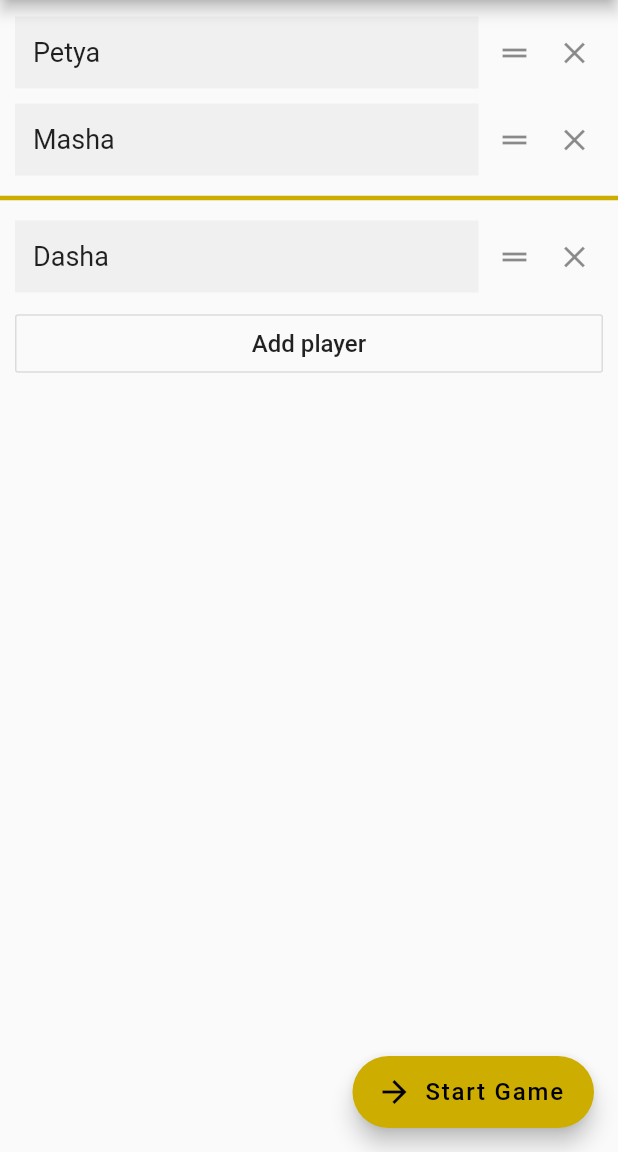
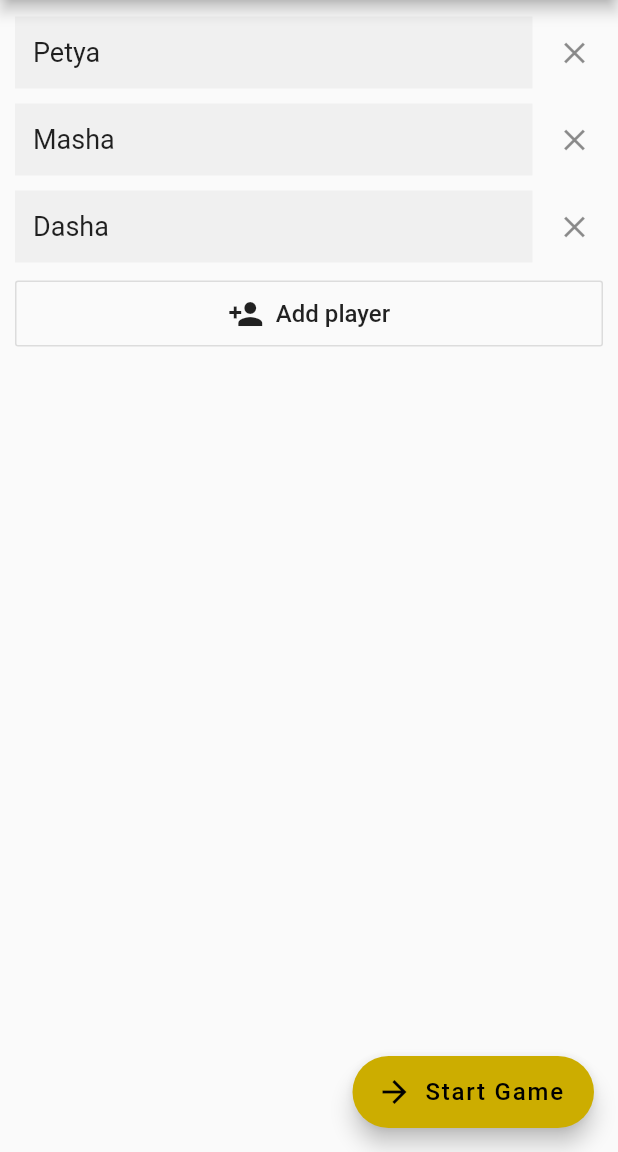
Before and after one commit to amatveiakin/hat-game, a Flutter app: the ConfigView screen opened directly, tab 2 chosen, after a tap on the "clear" icon, on a phone screen of 412 x 824 dp, the part 84-1236 px from its top. Run offline on Flutter 3.47's test engine with Material 2 defaults, Android fonts, the phone set to English and light mode, and no system bars; our stand-ins replace outline_material_icons; missing offline and left inert: russian_words.

Commit message:
Sync player editor with teaming config.

```diff
--- a/lib/assertion.dart
+++ b/lib/assertion.dart
@@ -28,11 +28,24 @@ class Assert {
     }
   }
 
+  static fail(String message,
+      {AssertInRelease inRelease = defaultReleaseBehavior}) {
+    holds(false, message: message, inRelease: inRelease);
+  }
+
   static eq<T>(T a, T b,
       {String message, AssertInRelease inRelease = defaultReleaseBehavior}) {
     holds(a == b,
         message:
             _combineMessages(message, a.toString() + ' == ' + b.toString()),
+        inRelease: inRelease);
+  }
+
+  static ne<T>(T a, T b,
+      {String message, AssertInRelease inRelease = defaultReleaseBehavior}) {
+    holds(a != b,
+        message:
+            _combineMessages(message, a.toString() + ' != ' + b.toString()),
         inRelease: inRelease);
   }
 
--- a/lib/config_view.dart
+++ b/lib/config_view.dart
@@ -1,4 +1,5 @@
 import 'package:flutter/material.dart';
+import 'package:hatgame/assertion.dart';
 import 'package:hatgame/game_config.dart';
 import 'package:hatgame/game_view.dart';
 import 'package:hatgame/player_config_view.dart';
@@ -18,7 +19,7 @@ class _ConfigViewState extends State<ConfigView>
   final tabs = <Tab>[
     Tab(
       text: 'Teaming',
-      // TODO: Add arrows (or several group of people)
+      // TODO: Add arrows / several groups of people / gearwheel.
       icon: Icon(Icons.people),
     ),
     Tab(
@@ -37,7 +38,7 @@ class _ConfigViewState extends State<ConfigView>
 
   final _rulesConfig = RulesConfig.dev();
   final _teamingConfig = TeamingConfig();
-  final List<String> _players = [];
+  var _playersConfig = IntermediatePlayersConfig.dev();
 
   TabController _tabController;
 
@@ -58,16 +59,21 @@ class _ConfigViewState extends State<ConfigView>
   }
 
   void _startGame() {
-    var settings = GameConfig.dev();
+    final settings = GameConfig();
+    settings.rules = _rulesConfig;
+    settings.teaming = _teamingConfig;
+    final PlayersConfig playersConfig = settings.players;
 
+    if (_playersConfig.players != null) {
+      final players = _playersConfig.players;
       // TODO: Use TeamingStrategy to check teaming validity.
-    if (_players.length < 2 || _players.length % 2 == 1) {
+      if (players.length < 2 || players.length % 2 == 1) {
         showDialog(
           context: context,
           // TODO: Add context or replace with a SnackBar.
           builder: (BuildContext context) {
             return AlertDialog(
-            title: Text('Invalid number of players: ${_players.length}'),
+              title: Text('Invalid number of players: ${players.length}'),
               actions: <Widget>[
                 FlatButton(
                   child: Text('I see'),
@@ -82,16 +88,18 @@ class _ConfigViewState extends State<ConfigView>
         _tabController.animateTo(playersTabIndex);
         return;
       }
-
-    final PlayersConfig playersConfig = settings.players;
       int playerIdx = 0;
       playersConfig.teamPlayers = [];
-    for (final player in _players) {
+      for (final player in players) {
         if (playerIdx % 2 == 0) {
           playersConfig.teamPlayers.add([]);
         }
         playersConfig.teamPlayers.last.add(player);
         playerIdx++;
+      }
+    } else {
+      Assert.holds(_playersConfig.teamPlayers != null);
+      playersConfig.teamPlayers = _playersConfig.teamPlayers;
     }
 
     // Hide virtual keyboard
@@ -116,12 +124,17 @@ class _ConfigViewState extends State<ConfigView>
       body: TabBarView(
         controller: _tabController,
         children: [
-          TeamingConfigView(config: _teamingConfig),
+          TeamingConfigView(
+            config: _teamingConfig,
+            onUpdate: (updater) => setState(() => updater()),
+          ),
           PlayersConfigView(
-            onPlayersUpdated: (List<String> newPlayers) {
-              _players.clear();
-              _players.addAll(newPlayers);
-            },
+            teamingConfig: _teamingConfig,
+            initialPlayersConfig: _playersConfig,
+            onPlayersUpdated: (IntermediatePlayersConfig newConfig) =>
+                setState(() {
+              _playersConfig = newConfig;
+            }),
           ),
           Center(child: Text('settings')),
         ],
--- a/lib/game_config.dart
+++ b/lib/game_config.dart
@@ -56,8 +56,4 @@ class GameConfig {
   RulesConfig rules;
   var teaming = TeamingConfig();
   var players = PlayersConfig();
-
-  // TODO: delete
-  GameConfig();
-  GameConfig.dev() : rules = RulesConfig.dev();
 }
--- a/lib/player_config_view.dart
+++ b/lib/player_config_view.dart
@@ -1,43 +1,153 @@
 import 'dart:math';
 
+import 'package:hatgame/assertion.dart';
+import 'package:hatgame/game_config.dart';
 import 'package:hatgame/theme.dart';
 import 'package:flutter/material.dart';
 
+class IntermediatePlayersConfig {
+  // One of the two is set depending on teaming config.
+  List<List<String>> teamPlayers;
+  List<String> players;
+
+  IntermediatePlayersConfig.nulls();
+  IntermediatePlayersConfig.defaults() : players = [];
+  // TODO: Delete before prod release.
+  IntermediatePlayersConfig.dev()
+      : players = ['Vasya', 'Petya', 'Masha', 'Dasha'];
+}
+
+bool _manualTeams(TeamingConfig teamingConfig) {
+  return teamingConfig.teamPlay && !teamingConfig.randomizeTeams;
+}
+
+bool _manualOrder(TeamingConfig teamingConfig) {
+  return !teamingConfig.randomizeTeams;
+}
+
+void _updateIntermediatePlayersConfig(
+    IntermediatePlayersConfig playersConfig, bool manualTeams) {
+  if (playersConfig.players != null) {
+    if (manualTeams) {
+      playersConfig.teamPlayers = [playersConfig.players];
+      playersConfig.players = null;
+    }
+  } else if (playersConfig.teamPlayers != null) {
+    if (!manualTeams) {
+      playersConfig.players =
+          playersConfig.teamPlayers.expand((t) => t).toList();
+      playersConfig.teamPlayers = null;
+    }
+  } else {
+    Assert.fail('IntermediatePlayersConfig not initialized');
+  }
+}
+
 class PlayersConfigView extends StatefulWidget {
-  final void Function(List<String>) onPlayersUpdated;
+  final bool manualTeams;
+  final bool manualOrder;
+  final IntermediatePlayersConfig initialPlayersConfig;
+  final void Function(IntermediatePlayersConfig) onPlayersUpdated;
 
-  PlayersConfigView({@required this.onPlayersUpdated});
+  PlayersConfigView(
+      {@required teamingConfig,
+      @required this.initialPlayersConfig,
+      @required this.onPlayersUpdated})
+      : this.manualTeams = _manualTeams(teamingConfig),
+        this.manualOrder = _manualOrder(teamingConfig);
 
   @override
   createState() => _PlayersConfigViewState();
 }
 
 class _PlayerData {
+  final bool isTeamDivider; // if true, other fields are meaningless
   String name;
-  TextEditingController controller = TextEditingController();
-  FocusNode focusNode = FocusNode();
+  final Key key;
+  final TextEditingController controller;
+  final FocusNode focusNode;
 
-  _PlayerData(this.name);
+  _PlayerData(this.name)
+      : this.isTeamDivider = false,
+        this.key = GlobalKey(),
+        this.controller = TextEditingController(),
+        this.focusNode = FocusNode();
+  _PlayerData.teamDivider()
+      : this.isTeamDivider = true,
+        this.key = null,
+        this.controller = null,
+        this.focusNode = null;
 
   void dispose() {
-    controller.dispose();
-    focusNode.dispose();
+    // TODO: Fix "The method 'findRenderObject' was called on null" and enable.
+    // controller?.dispose();
+    // focusNode?.dispose();
   }
 }
 
+// TODO: Consider making this widget stateless.
 class _PlayersConfigViewState extends State<PlayersConfigView> {
-  final _players = <_PlayerData>[];
+  final _playerItems = <_PlayerData>[];
   final _playersToDispose = <_PlayerData>[];
-  final List<Widget> _items = [];
+  bool _freezeUpdates = true;
+
+  get manualTeams => widget.manualTeams;
+  get manualOrder => widget.manualOrder;
+
+  void _generateInitialPlayerItems() {
+    final IntermediatePlayersConfig config = widget.initialPlayersConfig;
+    Assert.ne(config.teamPlayers == null, config.players == null);
+    // Conversion might be required is teaming config changed.
+    if (manualTeams) {
+      final teamPlayers =
+          (config.teamPlayers != null) ? config.teamPlayers : [config.players];
+      if (teamPlayers.isNotEmpty) {
+        for (final team in teamPlayers) {
+          if (_playerItems.isNotEmpty) {
+            _addDivider();
+          }
+          for (final p in team) {
+            _addPlayer(p, focus: false);
+          }
+        }
+      }
+    } else {
+      final players = (config.players != null)
+          ? config.players
+          : config.teamPlayers.expand((t) => t).toList();
+      for (final p in players) {
+        _addPlayer(p, focus: false);
+      }
+    }
+  }
 
   void _notifyPlayersUpdate() {
-    widget.onPlayersUpdated(_players.map((p) => p.name).toList());
+    if (_freezeUpdates) {
+      return;
+    }
+    final config = IntermediatePlayersConfig.nulls();
+    if (manualTeams) {
+      config.teamPlayers = [[]];
+      for (final p in _playerItems) {
+        if (p.isTeamDivider) {
+          config.teamPlayers.add([]);
+        } else {
+          config.teamPlayers.last.add(p.name);
+        }
+      }
+    } else {
+      config.players = _playerItems.map((p) {
+        Assert.holds(!p.isTeamDivider);
+        return p.name;
+      }).toList();
+    }
+    widget.onPlayersUpdated(config);
   }
 
   void _addPlayer(String name, {@required bool focus}) {
     setState(() {
       final playerData = _PlayerData(name);
-      playerData.controller.text = (name);
+      playerData.controller.text = name;
       playerData.controller.addListener(() {
         // Don't call setState, because TextField updates itself.
         playerData.name = playerData.controller.text;
@@ -46,66 +156,61 @@ class _PlayersConfigViewState extends State<PlayersConfigView> {
       if (focus) {
         playerData.focusNode.requestFocus();
       }
-      _players.add(playerData);
+      _playerItems.add(playerData);
     });
+    _notifyPlayersUpdate();
+  }
+
+  void _addDivider() {
+    _playerItems.add(_PlayerData.teamDivider());
   }
 
   void _deletePlayer(_PlayerData player) {
     setState(() {
       _playersToDispose.add(player);
-      _players.remove(player);
+      _playerItems.remove(player);
     });
+    _notifyPlayersUpdate();
   }
 
-  List<Widget> _addDividers(List<ListTile> items) {
-    var result = <Widget>[];
-    int i = 0;
-    for (final item in items) {
-      if (i > 0 && i % 2 == 0) {
-        result.add(Divider(
+  List<Widget> _makeTiles() {
+    final listItemPadding = EdgeInsets.fromLTRB(10, 1, 10, 1);
+    final listItemPaddingSmallRight = EdgeInsets.fromLTRB(listItemPadding.left,
+        listItemPadding.top, listItemPadding.right / 2, listItemPadding.bottom);
+    var tiles = <Widget>[];
+    for (int i = 0; i < _playerItems.length; ++i) {
+      final player = _playerItems[i];
+      if (player.isTeamDivider) {
+        tiles.add(
+          Divider(
             key: UniqueKey(),
             color: MyTheme.accent,
             thickness: 3.0,
             height: 20.0,
-        ));
-      }
-      result.add(item);
-      i++;
-    }
-    return result;
-  }
-
-  int _getPlayerIndex(int itemIndex) {
-    int playerIndex = 0;
-    for (int i = 0; i < itemIndex; i++) {
-      if (!(_items[i] is Divider)) playerIndex++;
-    }
-    return min(playerIndex, _players.length - 1);
-  }
-
-  void _makeItems() {
-    final listItemPadding = EdgeInsets.fromLTRB(10, 1, 10, 1);
-    final listItemPaddingSmallRight = EdgeInsets.fromLTRB(listItemPadding.left,
-        listItemPadding.top, listItemPadding.right / 2, listItemPadding.bottom);
-    var _playerItems = <ListTile>[];
-    for (int i = 0; i < _players.length; ++i) {
-      final player = _players[i];
-      _playerItems.add(ListTile(
+          ),
+        );
+      } else {
+        tiles.add(
+          ListTile(
             key: UniqueKey(),
             contentPadding: listItemPaddingSmallRight,
             title: Row(
               crossAxisAlignment: CrossAxisAlignment.center,
               children: [
                 Expanded(
+                  // TODO: Fix: `Multiple widgets used the same GlobalKey.'
                   child: TextField(
                     decoration:
                         InputDecoration(filled: true, border: InputBorder.none),
+                    key: player.key,
                     focusNode: player.focusNode,
                     controller: player.controller,
                   ),
                 ),
+                if (manualOrder)
                   SizedBox(width: 12),
                 // TODO: Make sure we don't have two drag handles on iOS.
+                if (manualOrder)
                   Icon(Icons.drag_handle),
                 SizedBox(width: 4),
                 IconButton(
@@ -115,31 +220,60 @@ class _PlayersConfigViewState extends State<PlayersConfigView> {
                 ),
               ],
             ),
-      ));
+          ),
+        );
       }
-    _playerItems.add(ListTile(
+    }
+    tiles.add(ListTile(
         key: UniqueKey(),
         contentPadding: listItemPadding,
-        title: OutlineButton(
+        title: Row(children: [
+          Expanded(
+            flex: 3,
+            child: OutlineButton(
               padding: EdgeInsets.symmetric(vertical: 10.0),
               onPressed: () => setState(() {
                 _addPlayer('', focus: true);
               }),
-          child: Text('Add player'),
-        )));
-    _items.clear();
-    _items.addAll(_addDividers(_playerItems));
+              child: Row(
+                mainAxisAlignment: MainAxisAlignment.center,
+                children: [
+                  Icon(Icons.person_add),
+                  SizedBox(width: 8),
+                  Text('Add player'),
+                ],
+              ),
+            ),
+          ),
+          if (manualTeams) SizedBox(width: 12),
+          if (manualTeams)
+            Expanded(
+              flex: 2,
+              child: OutlineButton(
+                padding: EdgeInsets.symmetric(vertical: 10.0),
+                onPressed: () => setState(() {
+                  _addDivider();
+                  _addPlayer('', focus: true);
+                }),
+                child: Row(
+                  mainAxisAlignment: MainAxisAlignment.center,
+                  children: [
+                    Icon(Icons.group_add),
+                    SizedBox(width: 8),
+                    Text('Add team'),
+                  ],
+                ),
+              ),
+            ),
+        ])));
+    return tiles;
   }
 
   @override
   void initState() {
-    // TODO: Delete before prod release.
-    _addPlayer('Vasya', focus: false);
-    _addPlayer('Petya', focus: false);
-    _addPlayer('Masha', focus: false);
-    _addPlayer('Dasha', focus: false);
     super.initState();
-    _makeItems();
+    _generateInitialPlayerItems();
+    _freezeUpdates = false;
   }
 
   @override
@@ -151,15 +285,8 @@ class _PlayersConfigViewState extends State<PlayersConfigView> {
   }
 
   @override
-  void setState(fn) {
-    super.setState(fn);
-    _makeItems();
-    _notifyPlayersUpdate();
-  }
-
-  @override
   void dispose() {
-    for (final player in _playersToDispose + _players) {
+    for (final player in _playersToDispose + _playerItems) {
       player.dispose();
     }
     super.dispose();
@@ -167,23 +294,34 @@ class _PlayersConfigViewState extends State<PlayersConfigView> {
 
   @override
   Widget build(BuildContext context) {
-    return Padding(
-      padding: EdgeInsets.only(top: 6),
-      child: ReorderableListView(
-        onReorder: (int oldIndex, int newIndex) {
+    final onReorder = (int oldIndex, int newIndex) {
       setState(() {
-            // TODO: Swap teams instead (?)
-            oldIndex = _getPlayerIndex(oldIndex);
-            newIndex = _getPlayerIndex(newIndex);
+        if (oldIndex >= _playerItems.length) {
+          // Cannot drag the `add' button.
+          // TODO: Make it impossible to start dragging the button.
+          return;
+        }
+        if (newIndex >= _playerItems.length) {
+          // Cannot drag an item below the `add' button.
+          newIndex = _playerItems.length;
+        }
         if (newIndex > oldIndex) {
           newIndex--;
         }
-            final p = _players.removeAt(oldIndex);
-            _players.insert(newIndex, p);
+        final p = _playerItems.removeAt(oldIndex);
+        _playerItems.insert(newIndex, p);
+        _notifyPlayersUpdate();
       });
-        },
-        scrollDirection: Axis.vertical,
-        children: _items,
+    };
+    return Padding(
+      padding: EdgeInsets.only(top: 6),
+      child: manualOrder
+          ? ReorderableListView(
+              onReorder: onReorder,
+              children: _makeTiles(),
+            )
+          : ListView(
+              children: _makeTiles(),
             ),
     );
   }
```
Also changed, not shown: lib/teaming_config_view.dart (+9 -15 lines). Lines whose indentation alone changed are shown as unchanged.
